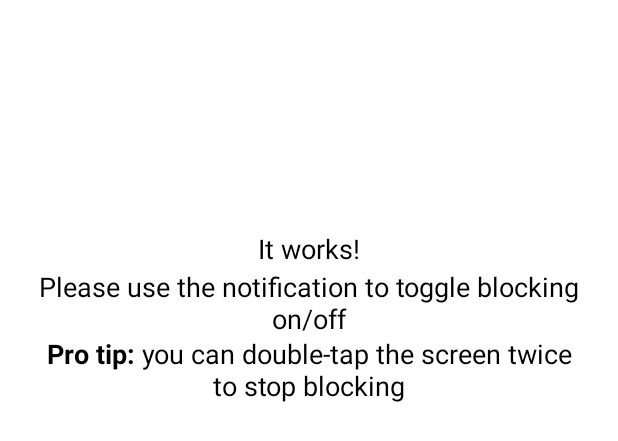
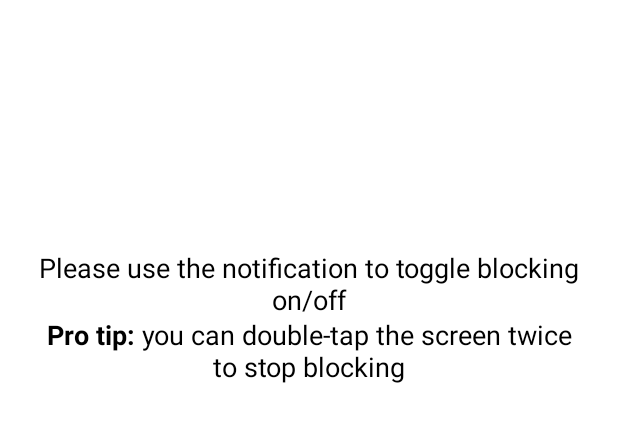
Before and after one commit to gabrielfeo/TouchBlocker, an Android app built with Jetpack Compose: the @Preview function ManageScreenServiceRunning, on a phone screen of 412 x 824 dp. Shown: the top 441 px of the screen. Run offline under Robolectric (Android 15) with nearby library versions, the phone set to English and light mode, and no system bars.

Commit message:
Remove "It works!" heading

```diff
--- a/app/src/main/java/com/gabrielfeo/touchblocker/ui/manage/ManageScreen.kt
+++ b/app/src/main/java/com/gabrielfeo/touchblocker/ui/manage/ManageScreen.kt
@@ -14,6 +14,7 @@ import androidx.compose.ui.text.buildAnnotatedString
 import androidx.compose.ui.text.font.FontWeight
 import androidx.compose.ui.text.style.TextAlign
 import androidx.compose.ui.tooling.preview.Preview
+import androidx.compose.ui.unit.TextUnit
 import androidx.compose.ui.unit.dp
 import androidx.compose.ui.unit.sp
 
@@ -79,8 +80,6 @@ private fun CurrentlyBlockingMessage(modifier: Modifier = Modifier) {
         modifier,
         horizontalAlignment = Alignment.CenterHorizontally,
     ) {
-        MessageTextParagraph("It works!")
-        Spacer(modifier = Modifier.size(4.dp))
         MessageTextParagraph("Please use the notification to toggle blocking on/off")
         Spacer(modifier = Modifier.size(2.dp))
         val tip = buildAnnotatedString {
@@ -94,6 +93,7 @@ private fun CurrentlyBlockingMessage(modifier: Modifier = Modifier) {
 }
 
 @Composable
+@Suppress("SameParameterValue")
 private fun MessageTextParagraph(text: String) = MessageTextParagraph(AnnotatedString(text))
 
 @Composable
```
